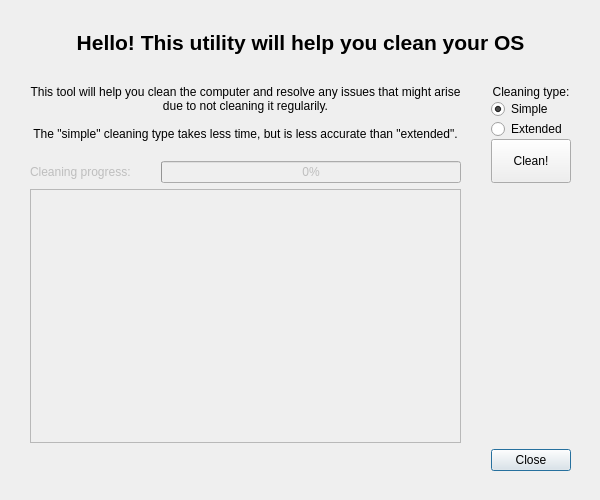
First picture: the form in ui/cleaning_dialog.ui, repository Atrate/qSchoolHelper, before the edit.
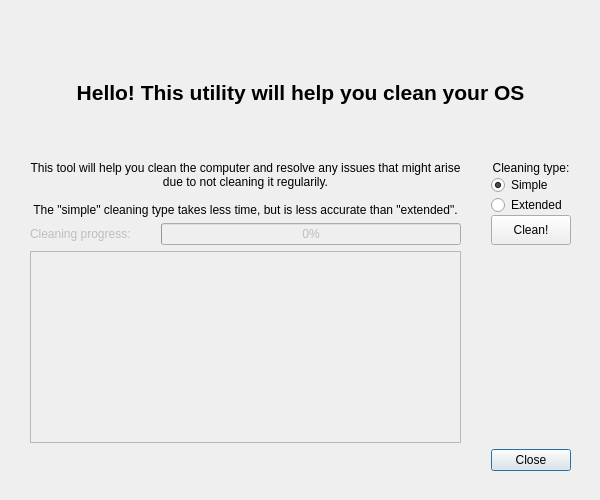
Second picture: the form after the edit. Icons and pictures are not drawn.

Commit message: Clean up trailing newlines

Patch:
```diff
--- a/ui/cleaning_dialog.ui
+++ b/ui/cleaning_dialog.ui
@@ -91,8 +91,7 @@
       <property name="text">
        <string>This tool will help you clean the computer and resolve any issues that might arise due to not cleaning it regularily. 
 
-The &quot;simple&quot; cleaning type takes less time, but is less accurate than &quot;extended&quot;. 
-</string>
+The &quot;simple&quot; cleaning type takes less time, but is less accurate than &quot;extended&quot;.</string>
       </property>
       <property name="alignment">
        <set>Qt::AlignCenter</set>
@@ -114,6 +113,12 @@
     </item>
     <item row="0" column="0" colspan="3">
      <widget class="QLabel" name="label">
+      <property name="sizePolicy">
+       <sizepolicy hsizetype="Preferred" vsizetype="Preferred">
+        <horstretch>0</horstretch>
+        <verstretch>1</verstretch>
+       </sizepolicy>
+      </property>
       <property name="font">
        <font>
         <pointsize>16</pointsize>
@@ -123,8 +128,7 @@
        </font>
       </property>
       <property name="text">
-       <string>Hello! This utility will help you clean your OS
-</string>
+       <string>Hello! This utility will help you clean your OS</string>
       </property>
       <property name="alignment">
        <set>Qt::AlignCenter</set>
```
The commit also changes 5 other files.
